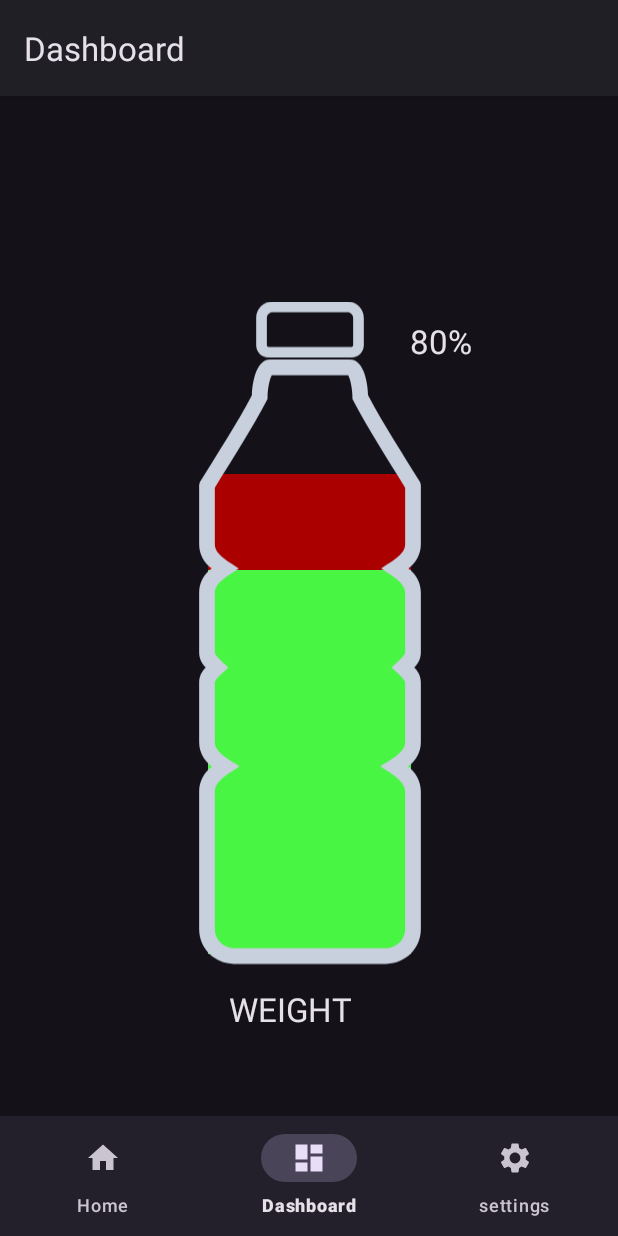
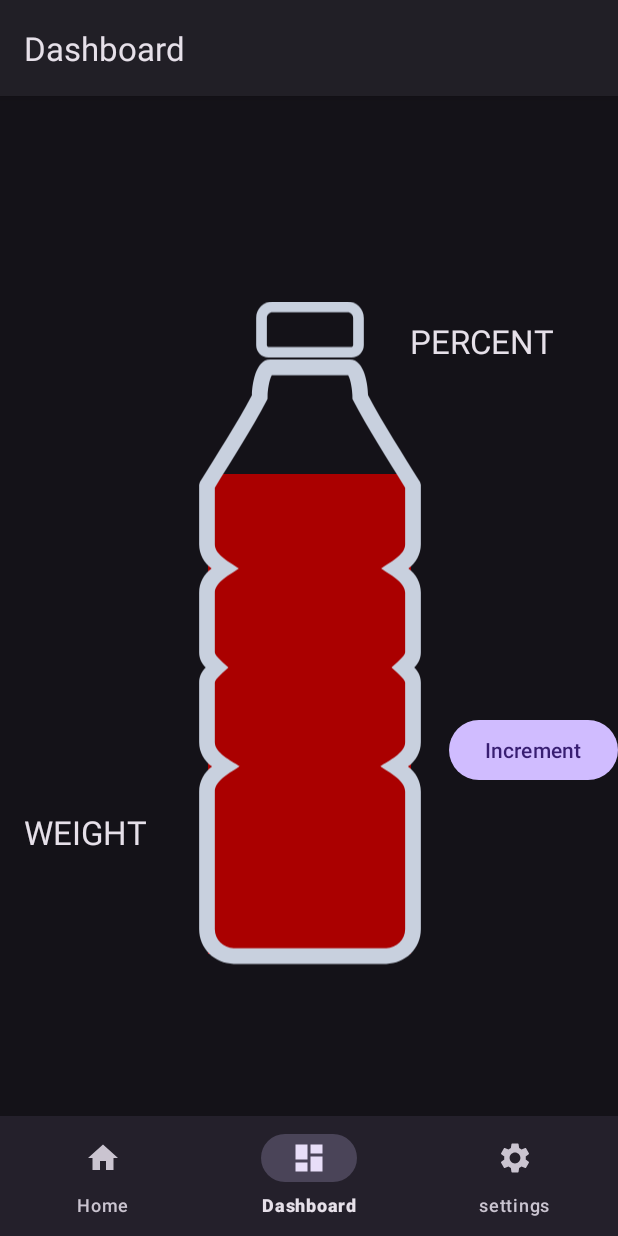
Before and after one commit to jaysstewart/CupholderJava, an Android app: the DashboardFragment screen opened through its navigation route, on a phone screen of 412 x 824 dp. Run offline under Robolectric (Android 15) with nearby library versions, the phone set to English and light mode, and no system bars; our stand-ins replace navigation-ui.

Commit message:
added increment button for testing

```diff
--- a/app/src/main/java/com/example/cupholderjava/ui/dashboard/DashboardFragment.java
+++ b/app/src/main/java/com/example/cupholderjava/ui/dashboard/DashboardFragment.java
@@ -4,6 +4,7 @@ import android.os.Bundle;
 import android.view.LayoutInflater;
 import android.view.View;
 import android.view.ViewGroup;
+import android.widget.Button;
 import android.widget.ProgressBar;
 import android.widget.TextView;
 
@@ -15,6 +16,7 @@ import com.example.cupholderjava.databinding.FragmentDashboardBinding;
 
 public class DashboardFragment extends Fragment {
 
+    private int waterProgress = 0;
     private FragmentDashboardBinding binding;
 
     public View onCreateView(@NonNull LayoutInflater inflater,
@@ -29,7 +31,13 @@ public class DashboardFragment extends Fragment {
     @Override
     public void onStart() {
         super.onStart();
-        setWaterProgress(80);
+        Button inc = getView().findViewById(R.id.incButton);
+        inc.setOnClickListener(v -> incProgress());
+    }
+
+    public void incProgress() {
+        waterProgress += 10;
+        setWaterProgress(waterProgress);
     }
 
     // Updates water progress bar and percentage
--- a/app/src/main/res/layout/fragment_dashboard.xml
+++ b/app/src/main/res/layout/fragment_dashboard.xml
@@ -33,17 +33,15 @@
         android:id="@+id/weight"
         android:layout_width="106dp"
         android:layout_height="62dp"
-        android:layout_marginStart="152dp"
-        android:layout_marginTop="547dp"
-        android:layout_marginEnd="153dp"
-        android:layout_marginBottom="122dp"
         android:text="WEIGHT"
         android:textAppearance="@style/TextAppearance.AppCompat.Large"
         android:visibility="visible"
         app:layout_constraintBottom_toBottomOf="parent"
         app:layout_constraintEnd_toEndOf="parent"
+        app:layout_constraintHorizontal_bias="0.052"
         app:layout_constraintStart_toStartOf="parent"
-        app:layout_constraintTop_toTopOf="parent" />
+        app:layout_constraintTop_toTopOf="parent"
+        app:layout_constraintVertical_bias="0.65" />
 
     <TextView
         android:id="@+id/percent"
@@ -57,4 +55,16 @@
         app:layout_constraintStart_toStartOf="parent"
         app:layout_constraintTop_toTopOf="parent"
         app:layout_constraintVertical_bias="0.14" />
+
+    <Button
+        android:id="@+id/incButton"
+        android:layout_width="wrap_content"
+        android:layout_height="wrap_content"
+        android:text="Increment"
+        app:layout_constraintBottom_toBottomOf="parent"
+        app:layout_constraintEnd_toEndOf="parent"
+        app:layout_constraintHorizontal_bias="1.0"
+        app:layout_constraintStart_toStartOf="parent"
+        app:layout_constraintTop_toTopOf="parent"
+        app:layout_constraintVertical_bias="0.537" />
 </androidx.constraintlayout.widget.ConstraintLayout>
--- a/app/src/main/res/layout/fragment_home.xml
+++ b/app/src/main/res/layout/fragment_home.xml
@@ -43,5 +43,5 @@
         app:layout_constraintHorizontal_bias="0.498"
         app:layout_constraintStart_toStartOf="parent"
         app:layout_constraintTop_toTopOf="parent"
-        app:layout_constraintVertical_bias="0.712" />
+        app:layout_constraintVertical_bias="0.75" />
 </androidx.constraintlayout.widget.ConstraintLayout>
```
